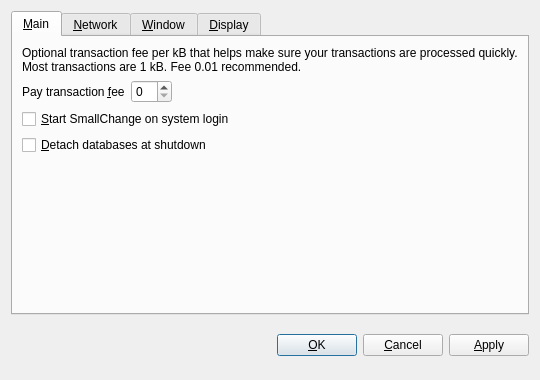
funcoin/funcoin, file src/qt/forms/optionsdialog.ui: the form before one commit.
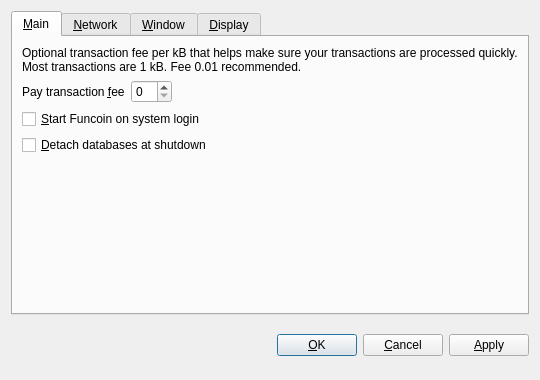
The form after the commit. The open tabs and pages were chosen to show the change. Custom widgets are drawn as their Qt base class.

```diff
--- a/src/qt/forms/optionsdialog.ui
+++ b/src/qt/forms/optionsdialog.ui
@@ -82,7 +82,7 @@
           <string>Automatically start SmallChange after logging in to the system.</string>
          </property>
          <property name="text">
-          <string>&amp;Start SmallChange on system login</string>
+          <string>&amp;Start Funcoin on system login</string>
          </property>
         </widget>
        </item>
```
Left out of the diff: 10 changed lines with no effect on the pictures.
